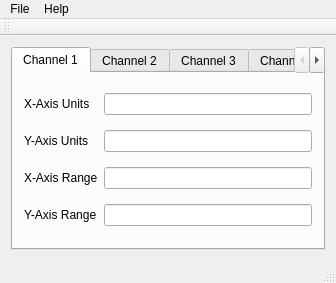
Above: mainwindow.ui from physusd/roc before the change. Below: the same form after it.
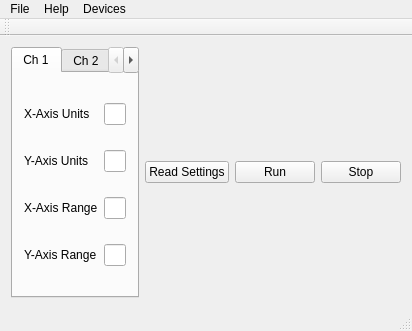
That is the form after the change.

```diff
--- a/mainwindow.ui
+++ b/mainwindow.ui
@@ -6,8 +6,8 @@
    <rect>
     <x>0</x>
     <y>0</y>
-    <width>336</width>
-    <height>283</height>
+    <width>405</width>
+    <height>331</height>
    </rect>
   </property>
   <property name="windowTitle">
@@ -22,7 +22,7 @@
       </property>
       <widget class="QWidget" name="tab">
        <attribute name="title">
-        <string>Channel 1</string>
+        <string>Ch 1</string>
        </attribute>
        <layout class="QGridLayout" name="gridLayout">
         <item row="3" column="1">
@@ -69,7 +69,7 @@
       </widget>
       <widget class="QWidget" name="tab_2">
        <attribute name="title">
-        <string>Channel 2</string>
+        <string>Ch 2</string>
        </attribute>
        <layout class="QGridLayout" name="gridLayout_2">
         <item row="0" column="3">
@@ -116,7 +116,7 @@
       </widget>
       <widget class="QWidget" name="tab_3">
        <attribute name="title">
-        <string>Channel 3</string>
+        <string>Ch 3</string>
        </attribute>
        <layout class="QGridLayout" name="gridLayout_3">
         <item row="0" column="0">
@@ -163,7 +163,7 @@
       </widget>
       <widget class="QWidget" name="tab_4">
        <attribute name="title">
-        <string>Channel 4</string>
+        <string>Ch 4</string>
        </attribute>
        <layout class="QGridLayout" name="gridLayout_4">
         <item row="0" column="0">
@@ -210,6 +210,27 @@
       </widget>
      </widget>
     </item>
+    <item>
+     <widget class="QPushButton" name="ReadSettings">
+      <property name="text">
+       <string>Read Settings</string>
+      </property>
+     </widget>
+    </item>
+    <item>
+     <widget class="QPushButton" name="Run">
+      <property name="text">
+       <string>Run</string>
+      </property>
+     </widget>
+    </item>
+    <item>
+     <widget class="QPushButton" name="Stop">
+      <property name="text">
+       <string>Stop</string>
+      </property>
+     </widget>
+    </item>
    </layout>
   </widget>
   <widget class="QMenuBar" name="menuBar">
@@ -217,7 +238,7 @@
     <rect>
      <x>0</x>
      <y>0</y>
-     <width>336</width>
+     <width>405</width>
      <height>21</height>
     </rect>
    </property>
@@ -245,8 +266,22 @@
     <addaction name="actionLicense"/>
     <addaction name="menuLinks"/>
    </widget>
+   <widget class="QMenu" name="menuConnect">
+    <property name="title">
+     <string>Devices</string>
+    </property>
+    <widget class="QMenu" name="menuDSO_X_3034A">
+     <property name="title">
+      <string>DSO-X 3034A</string>
+     </property>
+     <addaction name="actionConnect"/>
+     <addaction name="actionDisconnect"/>
+    </widget>
+    <addaction name="menuDSO_X_3034A"/>
+   </widget>
    <addaction name="menuFile"/>
    <addaction name="menuHelp"/>
+   <addaction name="menuConnect"/>
   </widget>
   <widget class="QToolBar" name="mainToolBar">
    <attribute name="toolBarArea">
```
Left out of the diff: 12 changed lines with no effect on the pictures.
